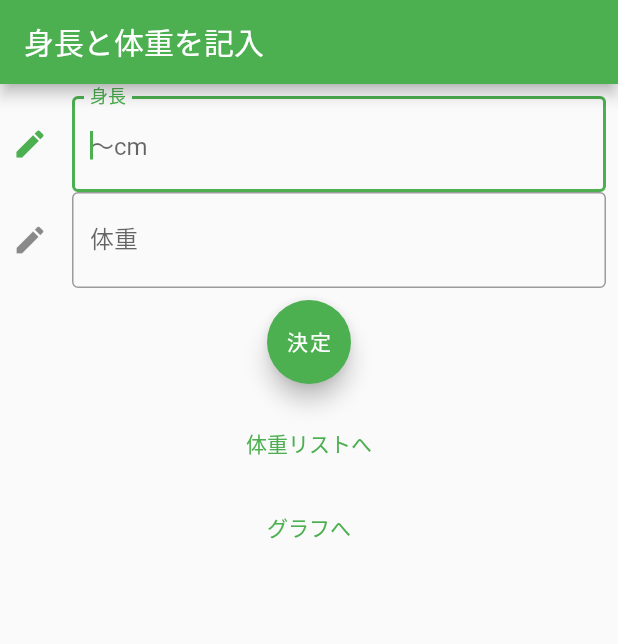
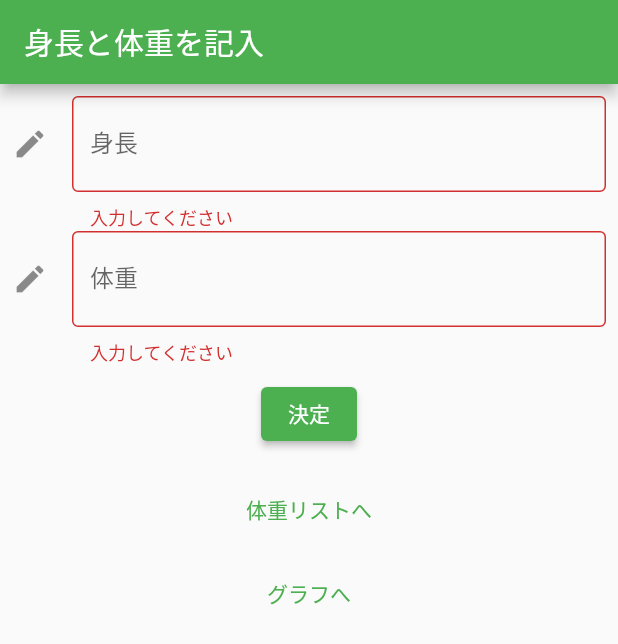
Before and after one commit to yamatku415/health_app, a Flutter app: the screen it shows after launch, after a tap on "決定", on a phone screen of 412 x 824 dp. Shown: the top 644 px of the screen. Run offline on Flutter 3.47's test engine with Material 2 defaults, Android fonts, the phone set to English and light mode, and no system bars; our stand-ins replace charts_flutter, cloud_firestore, firebase_core; accounts and stored records are empty.

Commit message:
頑張ったｎ

```diff
--- a/lib/first_page/my_home_page.dart
+++ b/lib/first_page/my_home_page.dart
@@ -2,7 +2,7 @@ import 'package:flutter/cupertino.dart';
 import 'package:flutter/material.dart';
 import 'package:flutter/services.dart';
 import 'package:health_app/second_page/line_graph.dart';
-import 'package:health_app/third_page/weight_list.dart';
+import 'package:health_app/third_page/weight_list_page.dart';
 
 class MyHomePage extends StatefulWidget {
   @override
@@ -10,6 +10,7 @@ class MyHomePage extends StatefulWidget {
 }
 
 class _MyHomePage extends State<MyHomePage> {
+  final _formKey = GlobalKey<FormState>();
   final heightController = TextEditingController();
   final weightController = TextEditingController();
   final todayweightController = TextEditingController();
@@ -29,36 +30,52 @@ class _MyHomePage extends State<MyHomePage> {
       ),
       body: Padding(
         padding: const EdgeInsets.all(8.0),
+        child: Form(
+          key: _formKey, // 作成したフォームキーを指定
           child: Column(
-          children: [
-            TextField(
-              autofocus: true,
+            crossAxisAlignment: CrossAxisAlignment.start,
+            children: <Widget>[
+              TextFormField(
+                controller: heightController,
+                textInputAction: TextInputAction.done,
                 keyboardType: TextInputType.number,
                 inputFormatters: [FilteringTextInputFormatter.digitsOnly],
-              decoration: const InputDecoration(
+                decoration: InputDecoration(
                     border: OutlineInputBorder(),
                     icon: Icon(Icons.create),
                     hintText: '～cm',
-                labelText: '身長',
+                    labelText: '身長'),
+                validator: (value) {
+                  if (value!.isEmpty) {
+                    return '入力してください';
+                  }
+                },
               ),
-              controller: heightController,
-            ),
-            TextField(
+              TextFormField(
+                controller: weightController,
+                textInputAction: TextInputAction.done,
                 keyboardType: TextInputType.number,
                 inputFormatters: [FilteringTextInputFormatter.digitsOnly],
-              decoration: const InputDecoration(
+                decoration: InputDecoration(
                   border: OutlineInputBorder(),
                   icon: Icon(Icons.create),
                   hintText: '～kg',
                   labelText: '体重',
                 ),
-              controller: weightController,
+                validator: (value) {
+                  if (value!.isEmpty) {
+                    return '入力してください';
+                  }
+                },
               ),
-            Padding(
+              Center(
+                child: Padding(
                   padding: const EdgeInsets.all(8.0),
-              child: FloatingActionButton(
-                  child: Text('決定'),
+                  child: ElevatedButton(
+                    // 送信ボタンクリック時の処理
                     onPressed: () {
+                      // バリデーションチェック
+                      if (_formKey.currentState!.validate()) {
                         //todo フォーカスするためのコード
                         nowHeight = double.parse(heightController.text);
                         nowWeight = double.parse(weightController.text);
@@ -66,9 +83,14 @@ class _MyHomePage extends State<MyHomePage> {
                           ideal = (nowWeight - (nowWeight * 0.02 * 6))
                               .toStringAsFixed(1);
                         });
-                  }),
+                      }
+                    },
+                    child: Text('決定'),
                   ),
-            Padding(
+                ),
+              ),
+              Center(
+                child: Padding(
                   padding: const EdgeInsets.all(8.0),
                   child: TextButton(
                       child: Text('体重リストへ'),
@@ -76,11 +98,13 @@ class _MyHomePage extends State<MyHomePage> {
                         Navigator.push(
                             context,
                             MaterialPageRoute(
-                          builder: (context) => WeightList(),
+                              builder: (context) => WeightListPage(),
                             ));
                       }),
                 ),
-            TextButton(
+              ),
+              Center(
+                child: TextButton(
                   child: Text('グラフへ'),
                   onPressed: () {
                     // 押したら反応するコードを書く
@@ -92,8 +116,10 @@ class _MyHomePage extends State<MyHomePage> {
                         ));
                   },
                 ),
-            if (ideal != null) Text('あなたの目標体重は$ideal.です'),
+              ),
+              if (ideal != null) Center(child: Text('あなたの目標体重は$ideal.です')),
             ],
+          ),
         ),
       ),
     );
--- a/lib/first_page/todayweight_.dart
+++ /dev/null
@@ -1,27 +0,0 @@
-import 'package:cloud_firestore/cloud_firestore.dart';
-import 'package:flutter/cupertino.dart';
-import 'package:flutter/material.dart';
-import 'package:health_app/second_page/weight_data.dart';
-
-class WeightModel extends ChangeNotifier {
-  final Stream<QuerySnapshot> _usersStream =
-      FirebaseFirestore.instance.collection('today').snapshots();
-
-  List<WeightData>? today;
-
-  void todayWeightList() {
-    _usersStream.listen((QuerySnapshot snapshot) {
-      final List<WeightData> today =
-          snapshot.docs.map((DocumentSnapshot document) {
-        Map<String, dynamic> data = document.data() as Map<String, dynamic>;
-        final double weight = data['weight'];
-        final DateTime date = data['date'];
-
-        return WeightData(date, weight);
-      }).toList();
-      this.today = today;
-      notifyListeners();
-    });
-  }
-}
-//firestore紐づけているページ
--- a/lib/main.dart
+++ b/lib/main.dart
@@ -1,7 +1,7 @@
 import 'package:firebase_core/firebase_core.dart';
 import 'package:flutter/cupertino.dart';
 import 'package:flutter/material.dart';
-import 'package:health_app/first_page/todayweight_.dart';
+import 'package:health_app/third_page/weight_data_controller.dart';
 import 'package:provider/provider.dart';
 
 import 'first_page/my_home_page.dart';
@@ -17,8 +17,8 @@ class MyApp extends StatelessWidget {
 
   @override
   Widget build(BuildContext context) {
-    return ChangeNotifierProvider<WeightModel>(
-      create: (_) => WeightModel()..todayWeightList(),
+    return ChangeNotifierProvider<WeightDataController>(
+      create: (_) => WeightDataController(),
       child: MaterialApp(
         title: 'Flutter Demo',
         theme: ThemeData(
```
Also changed, not shown: lib/second_page/weight_data.dart (+20 -2 lines), lib/third_page/weight_data_controller.dart (added, +39 -0 lines), lib/third_page/weight_data_datastore.dart (added, +24 -0 lines), lib/third_page/weight_list.dart (deleted, +0 -42 lines), lib/third_page/weight_list_page.dart (added, +82 -0 lines). Lines whose indentation alone changed are shown as unchanged.
